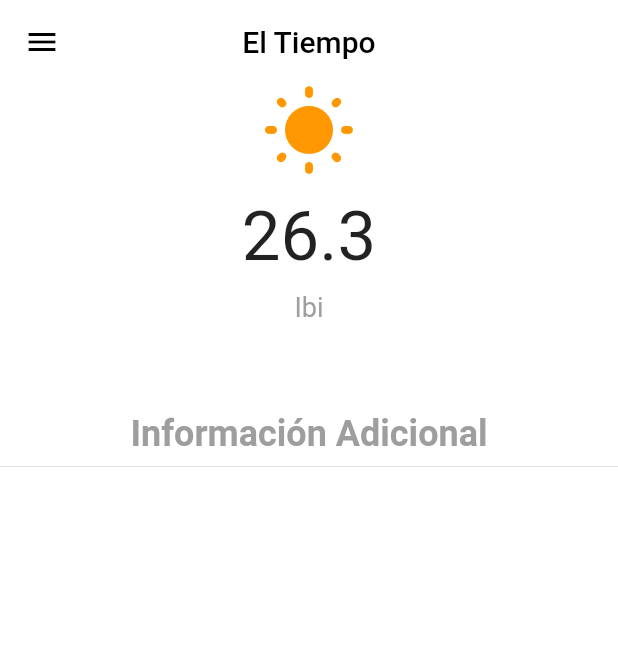
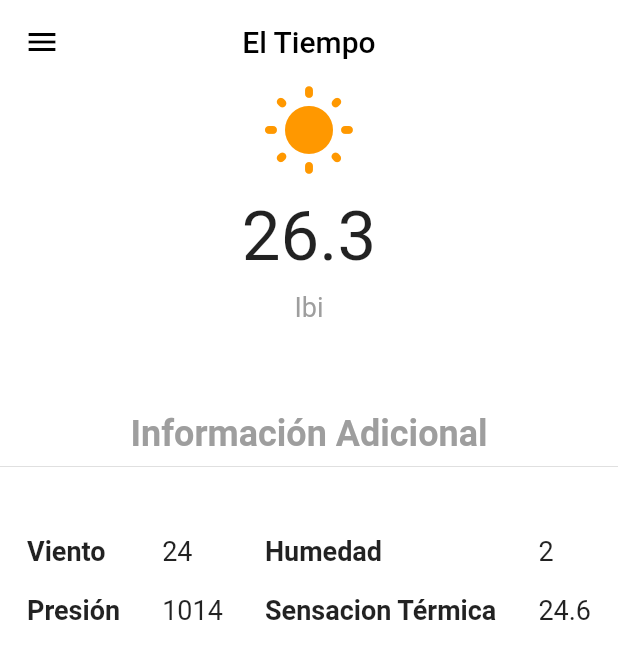
Before and after one commit to PMDM-Blas-Fernandez/proyecto_conexion_api, a Flutter app: the screen it shows after launch, on a phone screen of 412 x 824 dp. Shown: the top 659 px of the screen. Run offline on Flutter 3.47's test engine with Material 2 defaults, Android fonts, the phone set to English and light mode, and no system bars.

Commit message:
[ADD] Creado widget que contendrá la información adicional como el viento, humedad, etc

```diff
--- a/lib/main.dart
+++ b/lib/main.dart
@@ -1,3 +1,4 @@
+import 'package:conexion_api_tiempo/vistas/informacion_adicional.dart';
 import 'package:conexion_api_tiempo/vistas/tiempo_actual.dart';
 import 'package:flutter/material.dart';
 
@@ -60,7 +61,8 @@ class MainPageState extends State<MainPage> {
           Divider(),
           SizedBox(
             height: 20.0,
-          )
+          ),
+          informacionAdicional("24", "2", "1014", "24.6")
         ],
       ),
     );
--- /dev/null
+++ b/lib/vistas/informacion_adicional.dart
@@ -0,0 +1,71 @@
+import 'package:flutter/material.dart';
+
+TextStyle textoTitulo =
+    const TextStyle(fontWeight: FontWeight.w600, fontSize: 18.0);
+
+TextStyle textoInformacion =
+    const TextStyle(fontWeight: FontWeight.w400, fontSize: 18.0);
+
+Widget informacionAdicional(
+    String viento, String humedad, String presion, String sensacionTermica) {
+  return Container(
+    width: double.infinity,
+    padding: EdgeInsets.all(18.0),
+    child: Column(
+      mainAxisAlignment: MainAxisAlignment.center,
+      crossAxisAlignment: CrossAxisAlignment.center,
+      children: [
+        Row(
+          mainAxisAlignment: MainAxisAlignment.spaceBetween,
+          crossAxisAlignment: CrossAxisAlignment.center,
+          children: [
+            Column(
+              mainAxisAlignment: MainAxisAlignment.start,
+              crossAxisAlignment: CrossAxisAlignment.start,
+              children: [
+                Text("Viento", style: textoTitulo),
+                SizedBox(
+                  height: 18.0,
+                ),
+                Text("Presión", style: textoTitulo)
+              ],
+            ),
+            Column(
+              mainAxisAlignment: MainAxisAlignment.start,
+              crossAxisAlignment: CrossAxisAlignment.start,
+              children: [
+                Text("$viento", style: textoInformacion),
+                SizedBox(
+                  height: 18.0,
+                ),
+                Text("$presion", style: textoInformacion)
+              ],
+            ),
+            Column(
+              mainAxisAlignment: MainAxisAlignment.start,
+              crossAxisAlignment: CrossAxisAlignment.start,
+              children: [
+                Text("Humedad", style: textoTitulo),
+                SizedBox(
+                  height: 18.0,
+                ),
+                Text("Sensacion Térmica", style: textoTitulo)
+              ],
+            ),
+            Column(
+              mainAxisAlignment: MainAxisAlignment.start,
+              crossAxisAlignment: CrossAxisAlignment.start,
+              children: [
+                Text("$humedad", style: textoInformacion),
+                SizedBox(
+                  height: 18.0,
+                ),
+                Text("$sensacionTermica", style: textoInformacion)
+              ],
+            ),
+          ],
+        )
+      ],
+    ),
+  );
+}
```
